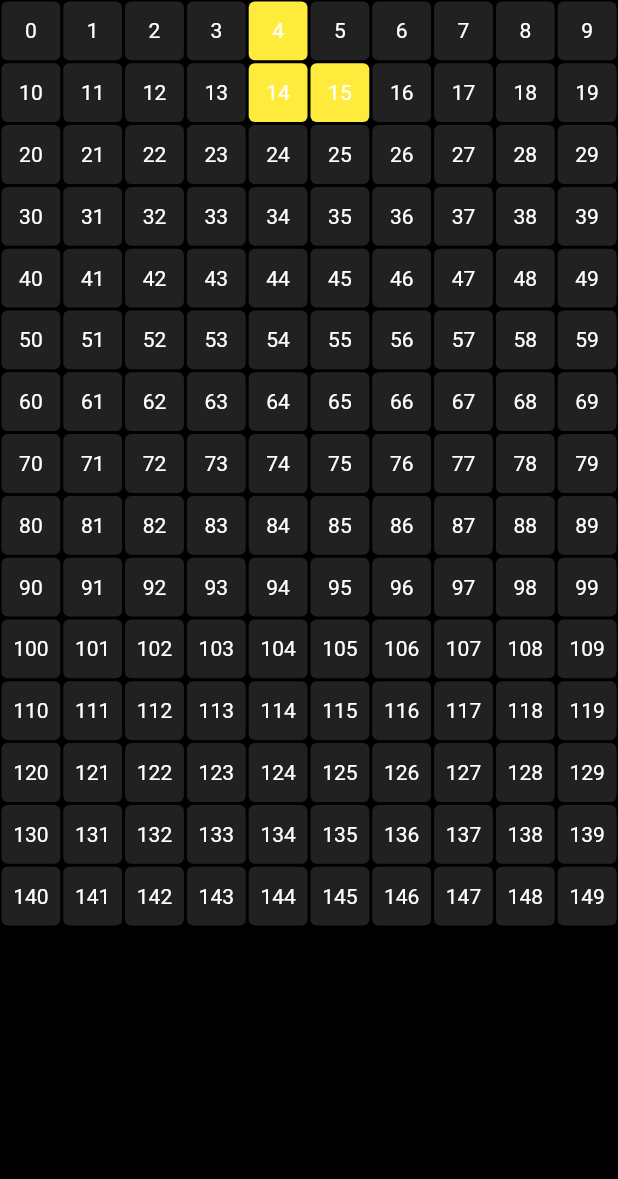
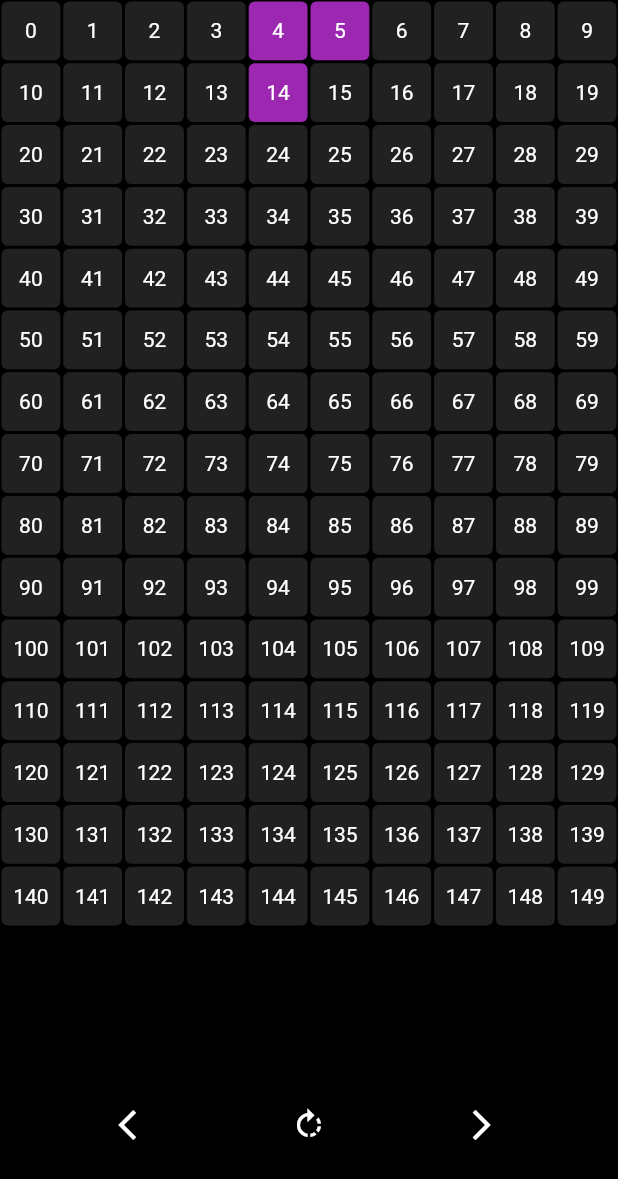
Before and after one commit to okerdem/tetris_app, a Flutter app: the first screen one second after launch, on a phone screen of 412 x 824 dp. Shown: the top 1179 px of the screen. Run offline on Flutter 3.47's test engine with Material 2 defaults, Android fonts, the light colour scheme and no system bars.

Commit message:
feat: add piece colors
The pieces now spawns with their own colors.

fix: the pieces land top of other landed pieces

With this fix the new pieces will not cover the old pieces and they will land to top of the old pieces.

```diff
--- a/lib/board.dart
+++ b/lib/board.dart
@@ -6,12 +6,14 @@ import 'package:flutter_tetris_app/piece.dart';
 import 'package:flutter_tetris_app/pixel.dart';
 import 'package:flutter_tetris_app/values.dart';
 
+// create game board
 List<List<Tetromino?>> gameBoard = List.generate(
   columnLenght,
   (i) => List.generate(
     rowLenght,
     (j) => null,
-        ));
+  ),
+);
 
 class GameBoard extends StatefulWidget {
   const GameBoard({super.key});
@@ -22,7 +24,7 @@ class GameBoard extends StatefulWidget {
 
 class _GameBoardState extends State<GameBoard> {
   // current tetris piece
-  Piece currentPiece = Piece(type: Tetromino.L);
+  Piece currentPiece = Piece(type: Tetromino.T);
 
   @override
   void initState() {
@@ -73,6 +75,11 @@ class _GameBoardState extends State<GameBoard> {
       if (row >= columnLenght || column < 0 || column >= rowLenght) {
         return true;
       }
+
+      // check if the adjusted position is already occupied by another piece
+      if (row >= 0 && column >= 0 && gameBoard[row][column] != null) {
+        return true;
+      }
     }
     // if no collisions are detected then return false
     return false;
@@ -89,6 +96,8 @@ class _GameBoardState extends State<GameBoard> {
           gameBoard[row][column] = currentPiece.type;
         }
       }
+
+      // once landed create new piece
       formNewPiece();
     }
   }
@@ -105,22 +114,62 @@ class _GameBoardState extends State<GameBoard> {
     currentPiece.initializePiece();
   }
 
+  // move left
+  void moveLeft() {
+    // make sure the move is valid before moving there
+    if (!checkCollision(Direction.left)) {
+      setState(() {
+        currentPiece.movePiece(Direction.left);
+      });
+    }
+  }
+
+  // move right
+  void moveRight() {
+    // make sure the move is valid before moving there
+    if (!checkCollision(Direction.right)) {
+      setState(() {
+        currentPiece.movePiece(Direction.right);
+      });
+    }
+  }
+
+  // rotate piece
+  void rotatePiece() {}
+
   @override
   Widget build(BuildContext context) {
     return Scaffold(
       backgroundColor: Colors.black,
-      body: GridView.builder(
+      body: Column(
+        children: [
+          Expanded(
+            child: GridView.builder(
               itemCount: rowLenght * columnLenght,
               physics: const NeverScrollableScrollPhysics(),
               gridDelegate: SliverGridDelegateWithFixedCrossAxisCount(
                   crossAxisCount: rowLenght),
               itemBuilder: (context, index) {
+                // get row and column of each index
+                int row = index ~/ rowLenght;
+                int column = index % rowLenght;
+
+                // current piece
                 if (currentPiece.position.contains(index)) {
                   return Pixel(
-              color: Colors.yellow,
+                    color: currentPiece.color,
                     child: index.toString(),
                   );
-          } else {
+                }
+                // landed pieces
+                else if (gameBoard[row][column] != null) {
+                  final Tetromino? tetrominoType = gameBoard[row][column];
+                  return Pixel(
+                      color: tetrominoColors[tetrominoType], child: "");
+                }
+
+                // blank pixel
+                else {
                   return Pixel(
                     color: Colors.grey[900],
                     child: index.toString(),
@@ -128,6 +177,39 @@ class _GameBoardState extends State<GameBoard> {
                 }
               },
             ),
+          ),
+
+          // game controls
+          Padding(
+            padding: const EdgeInsets.only(bottom: 50.0),
+            child: Row(
+              mainAxisAlignment: MainAxisAlignment.spaceEvenly,
+              children: [
+                // left
+                IconButton(
+                  onPressed: moveLeft,
+                  color: Colors.white,
+                  icon: const Icon(Icons.arrow_back_ios),
+                ),
+
+                // rotate
+                IconButton(
+                  onPressed: rotatePiece,
+                  color: Colors.white,
+                  icon: const Icon(Icons.rotate_right),
+                ),
+
+                // right
+                IconButton(
+                  onPressed: moveRight,
+                  color: Colors.white,
+                  icon: const Icon(Icons.arrow_forward_ios),
+                ),
+              ],
+            ),
+          )
+        ],
+      ),
     );
   }
 }
--- a/lib/piece.dart
+++ b/lib/piece.dart
@@ -1,3 +1,4 @@
+import 'package:flutter/material.dart';
 import 'package:flutter_tetris_app/values.dart';
 
 class Piece {
@@ -8,6 +9,11 @@ class Piece {
 
   // pieces are just a list of integers
   List<int> position = [];
+
+  // color of the pieces
+  Color get color {
+    return tetrominoColors[type] ?? const Color(0xFFFFFFFF);
+  }
 
   // generate integers
   void initializePiece() {
@@ -103,4 +109,11 @@ class Piece {
       default:
     }
   }
+
+  // rotate piece
+  int rotationState=1;
+
+  void rotatePiece(){
+
+  }
 }
--- a/lib/values.dart
+++ b/lib/values.dart
@@ -1,4 +1,6 @@
 // grid dimensions
+import 'package:flutter/material.dart';
+
 int rowLenght = 10;
 int columnLenght = 15;
 
@@ -17,3 +19,13 @@ enum Direction {
   right,
   down,
 }
+
+const Map<Tetromino, Color> tetrominoColors = {
+  Tetromino.L: Colors.orange,
+  Tetromino.J: Colors.blue,
+  Tetromino.I: Colors.pink,
+  Tetromino.O: Colors.yellow,
+  Tetromino.S: Colors.green,
+  Tetromino.Z: Colors.red,
+  Tetromino.T: Colors.purple,
+};
```
Lines whose indentation alone changed are shown as unchanged.
